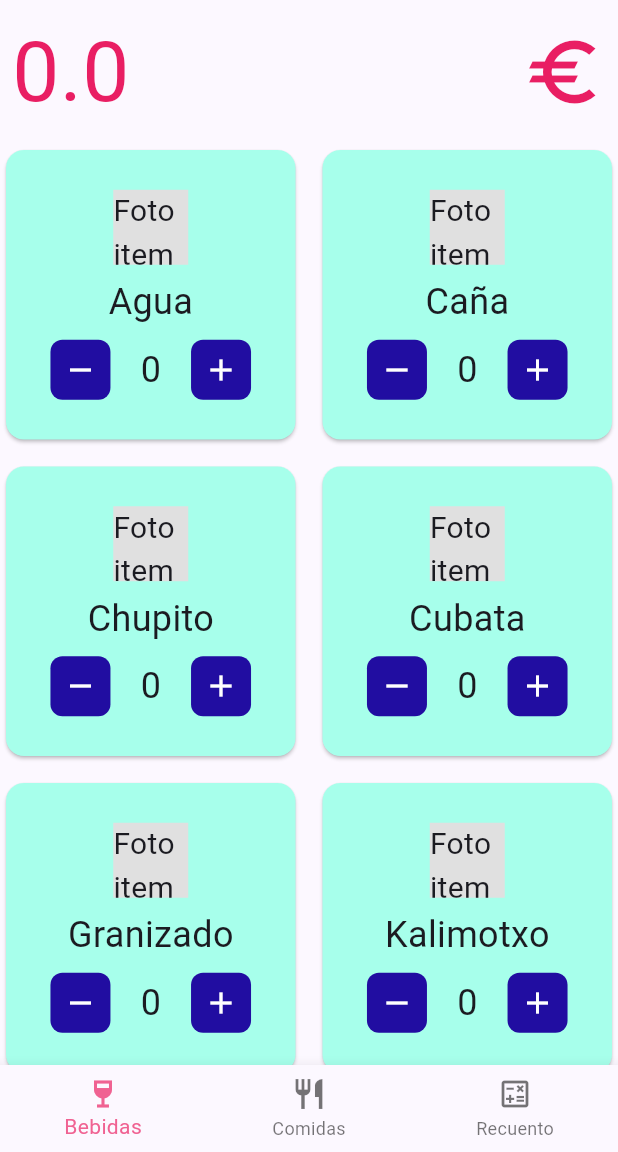
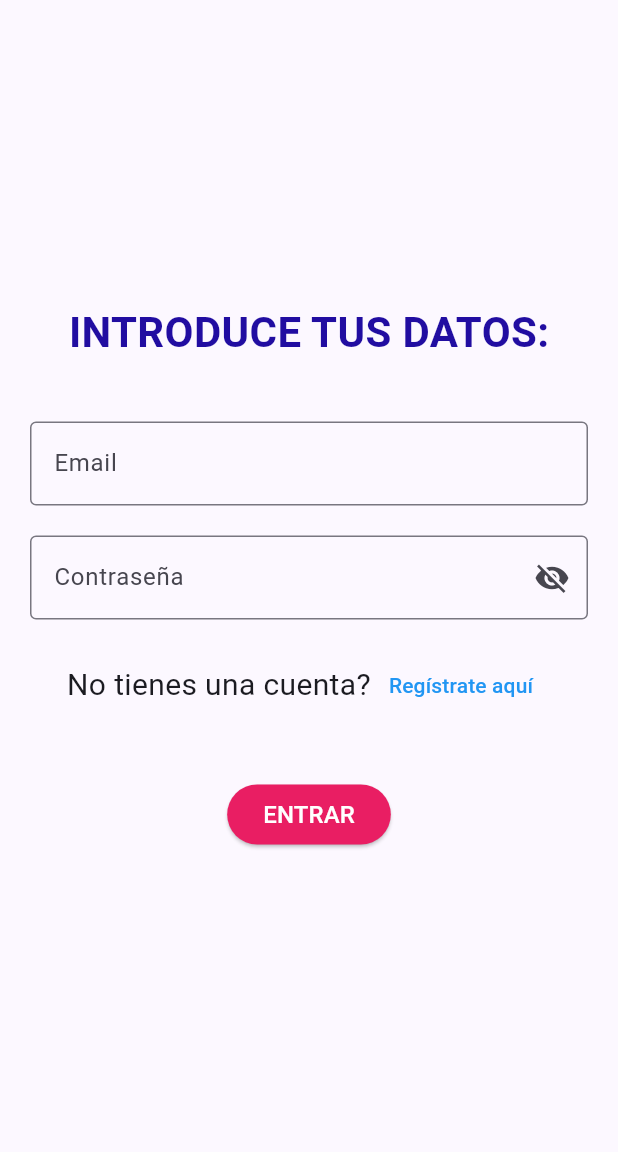
Before and after one commit to isabel-merino/calculadora_cebrecos_fest_local, a Flutter app: the screen it shows after launch, on a phone screen of 412 x 824 dp, the part 84-1236 px from its top. Run offline on Flutter 3.47's test engine with Material 3 defaults, Android fonts, the phone set to English and light mode, and no system bars; our stand-ins replace firebase_core; accounts and stored records are empty.

Commit message:
Configuration of dependencies + login and sign up screens

```diff
--- a/lib/main.dart
+++ b/lib/main.dart
@@ -1,4 +1,5 @@
 import 'package:calculadora_cebrecos_fest_local/firebase_options.dart';
+import 'package:calculadora_cebrecos_fest_local/screen_login.dart';
 import 'package:calculadora_cebrecos_fest_local/screen_navigation_bar.dart';
 import 'package:firebase_core/firebase_core.dart';
 import 'package:flutter/material.dart';
@@ -32,7 +33,8 @@ class MyApp extends StatelessWidget {
           bodyMedium: TextStyle(fontSize: 20),
         )
       ),
-      home: BottomNavigationWidget(),
+      //home: BottomNavigationWidget(),
+      home: ScreenLogin(),
       //home: const AuthGate(),
     );
   }
--- /dev/null
+++ b/lib/screen_login.dart
@@ -0,0 +1,80 @@
+import 'package:calculadora_cebrecos_fest_local/screen_signup.dart';
+import 'package:flutter/material.dart';
+import 'package:calculadora_cebrecos_fest_local/screen_navigation_bar.dart';
+
+class ScreenLogin extends StatelessWidget{
+
+  const ScreenLogin({super.key});
+
+  @override
+  Widget build(BuildContext context) {
+
+    return Scaffold(
+      appBar: AppBar(
+        backgroundColor: const Color.fromARGB(255, 33, 13, 161), //blue
+        foregroundColor: Theme.of(context).colorScheme.onPrimary, //white
+        title: const Text("BarrApp Cebrecos Fest"),
+      ),
+      body: GestureDetector(
+        onTap: () {
+          FocusScope.of(context).unfocus();  // Cierra el teclado cuando se pulsa fuera
+        },
+        child: Padding(
+          padding: const EdgeInsets.all(20.0),
+          child: Column(
+            mainAxisAlignment: MainAxisAlignment.center,
+            children: [
+              Text(
+                'INTRODUCE TUS DATOS:',
+                style: TextStyle(fontSize: 28, fontWeight: FontWeight.bold, color: Color.fromARGB(255, 33, 13, 161)),
+              ),
+              SizedBox(height: 40),
+              TextField(
+                decoration: InputDecoration(
+                  labelText: 'Email',
+                  border: OutlineInputBorder(),
+                ),
+              ),
+              SizedBox(height: 20),
+              TextField(
+                obscureText: true,
+                decoration: InputDecoration(
+                  labelText: 'Contraseña',
+                  border: OutlineInputBorder(),
+                  suffixIcon: Icon(Icons.visibility_off),
+                ),
+              ),
+              SizedBox(height: 20,),
+              Row(
+                mainAxisAlignment: MainAxisAlignment.center,
+                children: [
+                  Text("No tienes una cuenta?"),
+                  TextButton(
+                    onPressed: () {
+                      Navigator.push(context, MaterialPageRoute(builder: (context) => ScreenSignUp()),);
+                    },
+                    child: Text(
+                      'Regístrate aquí',
+                      style: TextStyle(color: Colors.blue),
+                    ),
+                  ),
+                ],
+              ),
+              SizedBox(height: 38,),
+              ElevatedButton(
+                onPressed: () {
+                  Navigator.push(context,MaterialPageRoute(builder: (context) => BottomNavigationWidget()),);
+                },
+                style: ElevatedButton.styleFrom(backgroundColor: Colors.pink),
+                child: const Text(
+                  'ENTRAR',
+                  style: TextStyle(fontSize: 16, color: Colors.white),
+                ),
+              ),
+            ],
+          ),
+        ),
+      ),
+    );
+  }
+}
--- a/lib/screen_navigation_bar.dart
+++ b/lib/screen_navigation_bar.dart
@@ -72,22 +72,4 @@ class _BottomNavigationWidgetState extends State<BottomNavigationWidget>{
 
   }
 
-  /*TheBottomNavigationBar(BuildContext context){
-    bottomNavigationBar = BottomNavigationBar(
-        items: [
-          BottomNavigationBarItem(
-              icon: Icon(Icons.wine_bar),
-              label: 'Bebidas'),
-          BottomNavigationBarItem(
-              icon: Icon(Icons.restaurant),
-              label: 'Comida'),
-          BottomNavigationBarItem(
-              icon: Icon(Icons.calculate_outlined),
-              label: 'Cuenta')
-        ],
-        currentIndex: _selectedIndex,
-        selectedItemColor: Colors.pink.shade300,
-        onTap: _onItemTapped,
-    );
-  }*/
 }
--- a/pubspec.yaml
+++ b/pubspec.yaml
@@ -35,6 +35,9 @@ dependencies:
   # Use with the CupertinoIcons class for iOS style icons.
   cupertino_icons: ^1.0.8
   firebase_core: ^3.10.0
+  cloud_firestore: ^5.6.1
+  firebase_auth: ^5.4.0
+  firebase_storage: ^12.4.0
 
 dev_dependencies:
   flutter_test:
```
Also changed, not shown: lib/screen_signup.dart (added, +70 -0 lines), firebase.json, lib/firebase_options.dart, pubspec.lock, 5 other files.
